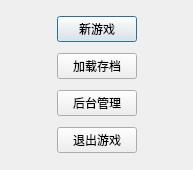
Old version of the form Teris1_8A/show/GuideDlg.ui in the repository feibaochuan216/Teris.
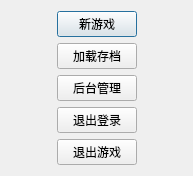
New version of the form.

What changed in the file:
```diff
--- a/Teris1_8A/show/GuideDlg.ui
+++ b/Teris1_8A/show/GuideDlg.ui
@@ -50,6 +50,13 @@
        </property>
       </widget>
      </item>
+     <item>
+      <widget class="QPushButton" name="logoutBtn">
+       <property name="text">
+        <string>退出登录</string>
+       </property>
+      </widget>
+     </item>
      <item>
       <widget class="QPushButton" name="quitBtn">
        <property name="text">
```
